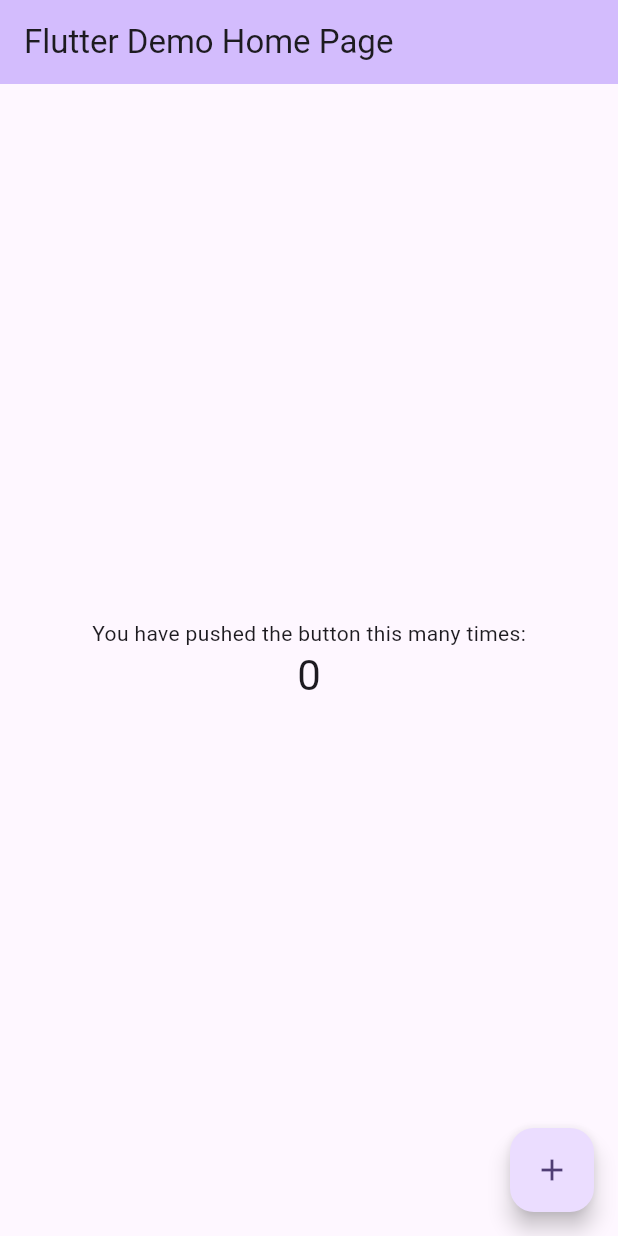
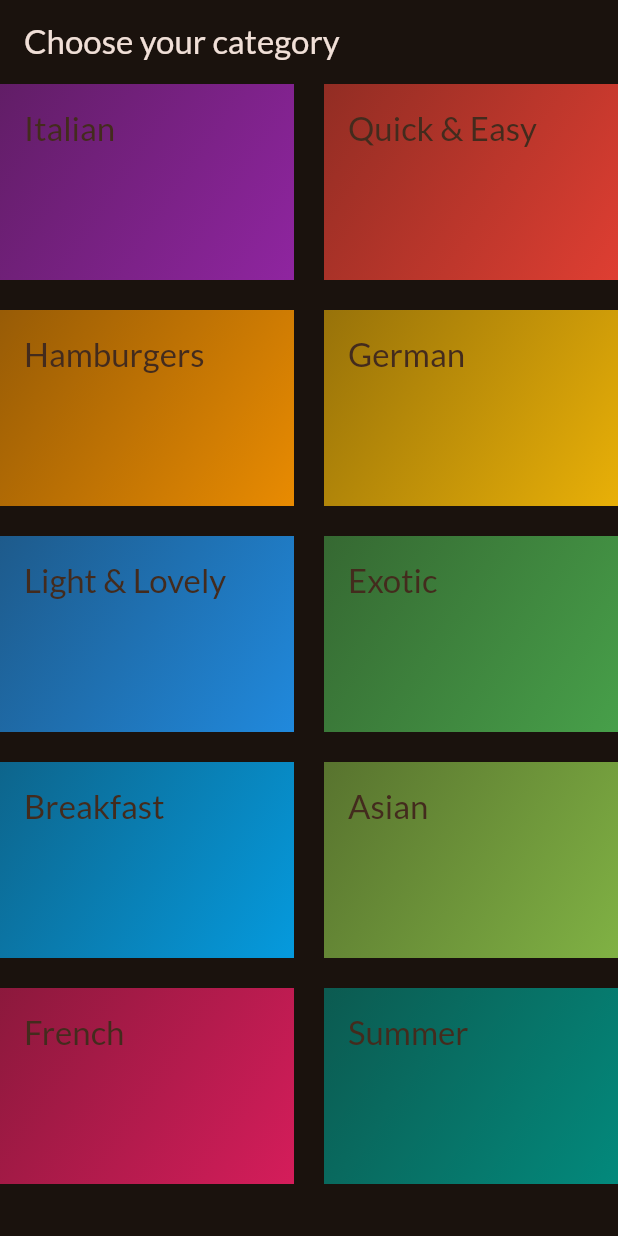
Before and after one commit to Adilkhan25/meals_app, a Flutter app: the screen it shows after launch, on a phone screen of 412 x 824 dp. Run offline on Flutter 3.47's test engine with Material 3 defaults, Android fonts, the phone set to English and light mode, and no system bars; our stand-ins replace google_fonts.

Commit message:
added meals categories

```diff
--- /dev/null
+++ b/lib/data/dummy_data.dart
@@ -0,0 +1,56 @@
+import 'package:flutter/material.dart';
+
+import 'package:meals_app/models/category.dart';
+
+const availableCategories = [
+  Category(
+    id: 'c1',
+    title: 'Italian',
+    color: Colors.purple,
+  ),
+  Category(
+    id: 'c2',
+    title: 'Quick & Easy',
+    color: Colors.red,
+  ),
+  Category(
+    id: 'c3',
+    title: 'Hamburgers',
+    color: Colors.orange,
+  ),
+  Category(
+    id: 'c4',
+    title: 'German',
+    color: Colors.amber,
+  ),
+  Category(
+    id: 'c5',
+    title: 'Light & Lovely',
+    color: Colors.blue,
+  ),
+  Category(
+    id: 'c6',
+    title: 'Exotic',
+    color: Colors.green,
+  ),
+  Category(
+    id: 'c7',
+    title: 'Breakfast',
+    color: Colors.lightBlue,
+  ),
+  Category(
+    id: 'c8',
+    title: 'Asian',
+    color: Colors.lightGreen,
+  ),
+  Category(
+    id: 'c9',
+    title: 'French',
+    color: Colors.pink,
+  ),
+  Category(
+    id: 'c10',
+    title: 'Summer',
+    color: Colors.teal,
+  ),
+];
--- a/lib/main.dart
+++ b/lib/main.dart
@@ -1,4 +1,16 @@
 import 'package:flutter/material.dart';
+
+import 'package:google_fonts/google_fonts.dart';
+import 'package:meals_app/screens/categories.dart';
+
+final theme = ThemeData(
+  useMaterial3: true,
+  colorScheme: ColorScheme.fromSeed(
+    brightness: Brightness.dark,
+    seedColor: const Color.fromARGB(255, 131, 57, 0),
+  ),
+  textTheme: GoogleFonts.latoTextTheme(),
+);
 
 void main() {
   runApp(const MyApp());
@@ -7,119 +19,13 @@ void main() {
 class MyApp extends StatelessWidget {
   const MyApp({super.key});
 
-  // This widget is the root of your application.
   @override
   Widget build(BuildContext context) {
     return MaterialApp(
-      title: 'Flutter Demo',
-      theme: ThemeData(
-        // This is the theme of your application.
-        //
-        // TRY THIS: Try running your application with "flutter run". You'll see
-        // the application has a purple toolbar. Then, without quitting the app,
-        // try changing the seedColor in the colorScheme below to Colors.green
-        // and then invoke "hot reload" (save your changes or press the "hot
-        // reload" button in a Flutter-supported IDE, or press "r" if you used
-        // the command line to start the app).
-        //
-        // Notice that the counter didn't reset back to zero; the application
-        // state is not lost during the reload. To reset the state, use hot
-        // restart instead.
-        //
-        // This works for code too, not just values: Most code changes can be
-        // tested with just a hot reload.
-        colorScheme: ColorScheme.fromSeed(seedColor: Colors.deepPurple),
-        useMaterial3: true,
+      theme: theme,
+      home: const Scaffold(
+        body: CategoryScreen(),
       ),
-      home: const MyHomePage(title: 'Flutter Demo Home Page'),
     );
   }
 }
-
-class MyHomePage extends StatefulWidget {
-  const MyHomePage({super.key, required this.title});
-
-  // This widget is the home page of your application. It is stateful, meaning
-  // that it has a State object (defined below) that contains fields that affect
-  // how it looks.
-
-  // This class is the configuration for the state. It holds the values (in this
-  // case the title) provided by the parent (in this case the App widget) and
-  // used by the build method of the State. Fields in a Widget subclass are
-  // always marked "final".
-
-  final String title;
-
-  @override
-  State<MyHomePage> createState() => _MyHomePageState();
-}
-
-class _MyHomePageState extends State<MyHomePage> {
-  int _counter = 0;
-
-  void _incrementCounter() {
-    setState(() {
-      // This call to setState tells the Flutter framework that something has
-      // changed in this State, which causes it to rerun the build method below
-      // so that the display can reflect the updated values. If we changed
-      // _counter without calling setState(), then the build method would not be
-      // called again, and so nothing would appear to happen.
-      _counter++;
-    });
-  }
-
-  @override
-  Widget build(BuildContext context) {
-    // This method is rerun every time setState is called, for instance as done
-    // by the _incrementCounter method above.
-    //
-    // The Flutter framework has been optimized to make rerunning build methods
-    // fast, so that you can just rebuild anything that needs updating rather
-    // than having to individually change instances of widgets.
-    return Scaffold(
-      appBar: AppBar(
-        // TRY THIS: Try changing the color here to a specific color (to
-        // Colors.amber, perhaps?) and trigger a hot reload to see the AppBar
-        // change color while the other colors stay the same.
-        backgroundColor: Theme.of(context).colorScheme.inversePrimary,
-        // Here we take the value from the MyHomePage object that was created by
-        // the App.build method, and use it to set our appbar title.
-        title: Text(widget.title),
-      ),
-      body: Center(
-        // Center is a layout widget. It takes a single child and positions it
-        // in the middle of the parent.
-        child: Column(
-          // Column is also a layout widget. It takes a list of children and
-          // arranges them vertically. By default, it sizes itself to fit its
-          // children horizontally, and tries to be as tall as its parent.
-          //
-          // Column has various properties to control how it sizes itself and
-          // how it positions its children. Here we use mainAxisAlignment to
-          // center the children vertically; the main axis here is the vertical
-          // axis because Columns are vertical (the cross axis would be
-          // horizontal).
-          //
-          // TRY THIS: Invoke "debug painting" (choose the "Toggle Debug Paint"
-          // action in the IDE, or press "p" in the console), to see the
-          // wireframe for each widget.
-          mainAxisAlignment: MainAxisAlignment.center,
-          children: <Widget>[
-            const Text(
-              'You have pushed the button this many times:',
-            ),
-            Text(
-              '$_counter',
-              style: Theme.of(context).textTheme.headlineMedium,
-            ),
-          ],
-        ),
-      ),
-      floatingActionButton: FloatingActionButton(
-        onPressed: _incrementCounter,
-        tooltip: 'Increment',
-        child: const Icon(Icons.add),
-      ), // This trailing comma makes auto-formatting nicer for build methods.
-    );
-  }
-}
--- /dev/null
+++ b/lib/models/category.dart
@@ -0,0 +1,12 @@
+import 'package:flutter/material.dart';
+
+class Category {
+  const Category({
+    required this.id,
+    required this.title,
+    this.color = Colors.orange,
+  });
+  final String id;
+  final String title;
+  final Color color;
+}
--- /dev/null
+++ b/lib/screens/categories.dart
@@ -0,0 +1,26 @@
+import 'package:flutter/material.dart';
+import 'package:meals_app/data/dummy_data.dart';
+import 'package:meals_app/widgets/category_grid_item.dart';
+
+class CategoryScreen extends StatelessWidget {
+  const CategoryScreen({super.key});
+  @override
+  Widget build(BuildContext context) {
+    return Scaffold(
+      appBar: AppBar(
+        title: const Text('Choose your category'),
+      ),
+      body: GridView(
+        gridDelegate: const SliverGridDelegateWithFixedCrossAxisCount(
+            crossAxisCount: 2,
+            childAspectRatio: 3 / 2,
+            mainAxisSpacing: 20,
+            crossAxisSpacing: 20),
+        children: [
+          for (final category in availableCategories)
+            CategoryGridItem(category: category)
+        ],
+      ),
+    );
+  }
+}
--- /dev/null
+++ b/lib/widgets/category_grid_item.dart
@@ -0,0 +1,25 @@
+import 'package:flutter/material.dart';
+import 'package:meals_app/models/category.dart';
+
+class CategoryGridItem extends StatelessWidget {
+  const CategoryGridItem({super.key, required this.category});
+  final Category category;
+  @override
+  Widget build(BuildContext context) {
+    return Container(
+      padding: const EdgeInsets.all(16),
+      decoration: BoxDecoration(
+        gradient: LinearGradient(colors: [
+          category.color.withOpacity(0.55),
+          category.color.withOpacity(0.90)
+        ], begin: Alignment.topLeft, end: Alignment.bottomRight),
+      ),
+      child: Text(
+        category.title,
+        style: Theme.of(context).textTheme.titleLarge!.copyWith(
+              color: Theme.of(context).colorScheme.onSecondary,
+            ),
+      ),
+    );
+  }
+}
--- a/pubspec.yaml
+++ b/pubspec.yaml
@@ -35,6 +35,7 @@ dependencies:
   # The following adds the Cupertino Icons font to your application.
   # Use with the CupertinoIcons class for iOS style icons.
   cupertino_icons: ^1.0.6
+  google_fonts: ^6.2.1
 
 dev_dependencies:
   flutter_test:
```
Also changed, not shown: pubspec.lock, 2 other files.
